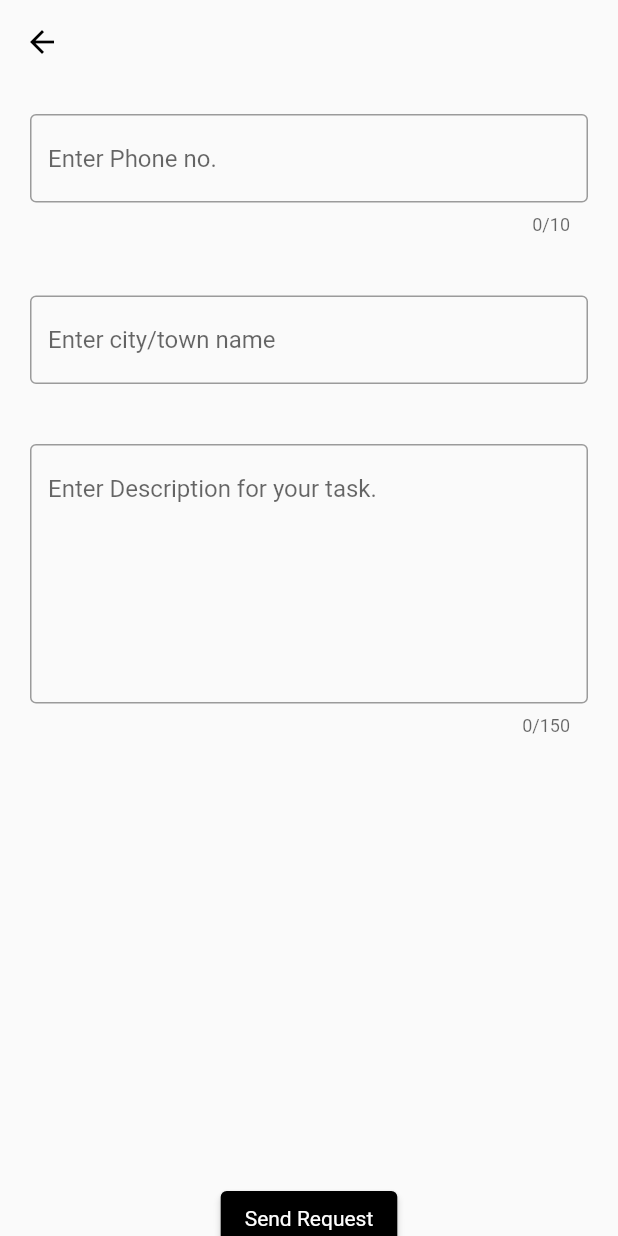
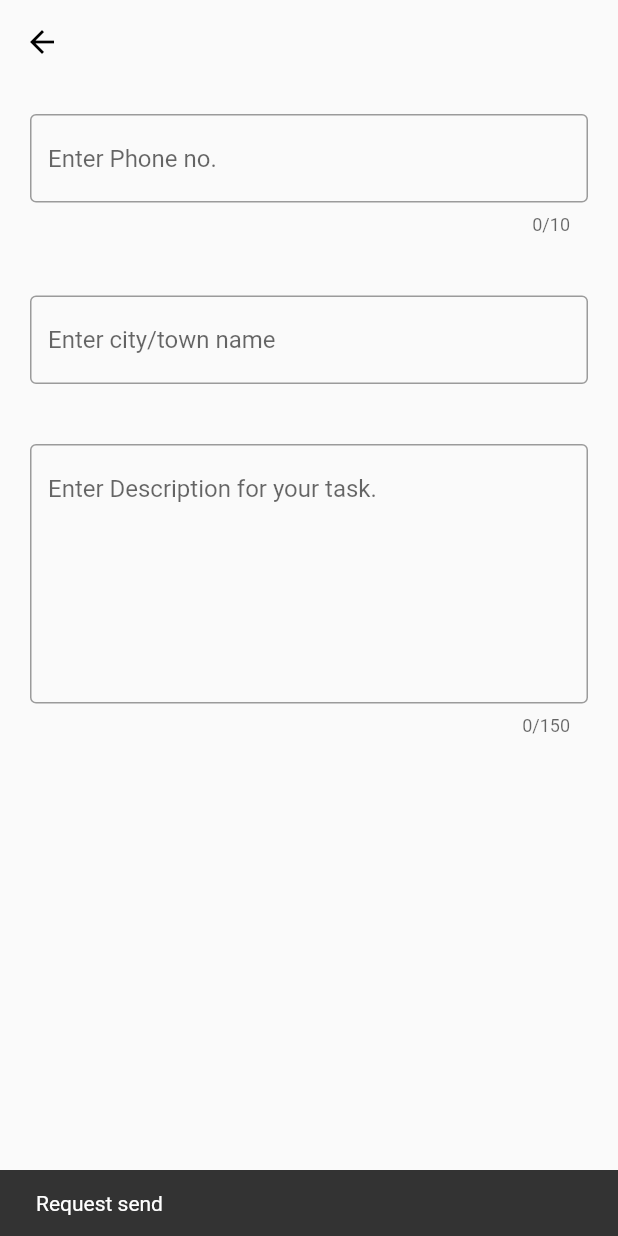
Before and after one commit to withewolf-dev/freelance-nahor, a Flutter app: the RequestPage screen opened by its route, after a tap on "Send Request", on a phone screen of 412 x 824 dp. Run offline on Flutter 3.47's test engine with Material 2 defaults, Android fonts, the phone set to English and light mode, and no system bars; our stand-ins replace auto_route, bloc, carousel_slider, cloud_firestore, firebase_auth, firebase_core and 5 more; accounts and stored records are empty.

Commit message:
freelancer Id

```diff
--- a/lib/bloc/request_bloc/request_bloc.dart
+++ b/lib/bloc/request_bloc/request_bloc.dart
@@ -1,6 +1,7 @@
 import 'dart:async';
 
 import 'package:bloc/bloc.dart';
+import 'package:kilo/repository/freelance/freelancefirestore.dart';
 import 'package:meta/meta.dart';
 
 part 'request_event.dart';
@@ -19,7 +20,7 @@ class RequestBloc extends Bloc<RequestEvent, RequestState> {
       yield ReqLoading(loading: true);
 
       try {
-        // await req
+        await sendReqst(event.phonenum, event.descp, event.address);
         yield ReqLoading(loading: false);
         yield ReqSnackbar();
       } catch (e) {
--- a/lib/bloc/request_bloc/request_event.dart
+++ b/lib/bloc/request_bloc/request_event.dart
@@ -5,9 +5,9 @@ abstract class RequestEvent {}
 
 class SendRequest extends RequestEvent {
   final String phonenum;
-  final String city;
+  final String address;
   final String descp;
 
   SendRequest(
-      {required this.city, required this.descp, required this.phonenum});
+      {required this.address, required this.descp, required this.phonenum});
 }
--- a/lib/pages/request.dart
+++ b/lib/pages/request.dart
@@ -1,12 +1,27 @@
 import 'package:flutter/material.dart';
+import 'package:flutter_bloc/flutter_bloc.dart';
+import 'package:kilo/bloc/request_bloc/request_bloc.dart';
 import 'package:kilo/widgets/universal_appbar.dart';
 
 class RequestPage extends StatelessWidget {
-  const RequestPage({Key? key}) : super(key: key);
+  RequestPage({Key? key}) : super(key: key);
+  final snackBar = SnackBar(content: Text("Request send"));
+
+  final addressController = TextEditingController();
+  final phonenumController = TextEditingController();
+  final descriptionController = TextEditingController();
 
   @override
   Widget build(BuildContext context) {
-    return Scaffold(
+    return BlocListener<RequestBloc, RequestState>(
+      listener: (context, state) {
+        // TODO: implement listener
+
+        if (state is ReqSnackbar) {
+          ScaffoldMessenger.of(context).showSnackBar(snackBar);
+        }
+      },
+      child: Scaffold(
           appBar: UniversalAppBar(),
           body: SingleChildScrollView(
             child: Container(
@@ -19,6 +34,7 @@ class RequestPage extends StatelessWidget {
                     Column(
                       children: <Widget>[
                         TextField(
+                          controller: phonenumController,
                           maxLength: 10,
                           decoration: const InputDecoration(
                               border: OutlineInputBorder(),
@@ -28,6 +44,7 @@ class RequestPage extends StatelessWidget {
                           height: 40,
                         ),
                         TextField(
+                          controller: addressController,
                           decoration: const InputDecoration(
                               border: OutlineInputBorder(),
                               hintText: 'Enter city/town name'),
@@ -36,6 +53,7 @@ class RequestPage extends StatelessWidget {
                           height: 40,
                         ),
                         TextField(
+                          controller: descriptionController,
                           decoration: const InputDecoration(
                               border: OutlineInputBorder(),
                               hintText: 'Enter Description for your task.'),
@@ -45,8 +63,22 @@ class RequestPage extends StatelessWidget {
                       ],
                     ),
                     ElevatedButton(
-                    onPressed: () {},
-                    child: Text("Send Request"),
+                      onPressed: () {
+                        BlocProvider.of<RequestBloc>(context).add(SendRequest(
+                            address: addressController.text,
+                            descp: descriptionController.text,
+                            phonenum: phonenumController.text));
+                      },
+                      child: BlocBuilder<RequestBloc, RequestState>(
+                        builder: (context, state) {
+                          if (state is ReqLoading) {
+                            if (state.loading == true) {
+                              return CircularProgressIndicator();
+                            }
+                          }
+                          return Text("Send Request");
+                        },
+                      ),
                       style: ButtonStyle(
                           backgroundColor:
                               MaterialStateProperty.all<Color>(Colors.black)),
@@ -55,6 +87,7 @@ class RequestPage extends StatelessWidget {
                 ),
               ),
             ),
-        ));
+          )),
+    );
   }
 }
--- a/lib/repository/freelance/freelancefirestore.dart
+++ b/lib/repository/freelance/freelancefirestore.dart
@@ -13,13 +13,28 @@ CollectionReference userRole =
 CollectionReference freelanceUserInfo =
     FirebaseFirestore.instance.collection("freelanceUserInfo");
 
+CollectionReference freelanceRqst =
+    FirebaseFirestore.instance.collection("freelanceRqst");
+
 final user = FirebaseAuth.instance.currentUser;
 final String docId = user!.uid.toString().substring(8);
 
-Future addUserType(userType, uid) {
+Future<void> addUserType(userType, uid) {
   return userRole
       .add({'userType': userType, 'uid': uid})
       .then((value) => print("User type Added"))
+      .catchError((error) => print("Failed to add user: $error"));
+}
+
+Future<void> sendReqst(String phonenum, String descrp, String address) {
+  return freelanceRqst
+      .add({
+        'phonenum': phonenum,
+        'descrp': descrp,
+        'address': address,
+        'id': user!.uid
+      })
+      .then((value) => print("send request "))
       .catchError((error) => print("Failed to add user: $error"));
 }
 
--- a/lib/router/app_router.dart
+++ b/lib/router/app_router.dart
@@ -1,6 +1,5 @@
 import 'package:auto_route/annotations.dart';
 import 'package:auto_route/auto_route.dart';
-import 'package:kilo/pages/ProfileSheet.dart';
 import 'package:kilo/pages/auth/auth_flow/freelance/registration.dart';
 import 'package:kilo/pages/auth/auth_flow/hire/hireSignup.dart';
 import 'package:kilo/pages/auth/FreelanceSignup.dart';
@@ -27,7 +26,6 @@ import 'package:kilo/widgets/searchscreen/searchScreen.dart';
     AutoRoute(page: HireSignuPage),
     AutoRoute(page: FeedPage),
     AutoRoute(page: Setting),
-    AutoRoute(page: ProfileSheet),
     AutoRoute(page: SearchScreen),
     AutoRoute(page: ChangeBioPage),
     AutoRoute(page: ChangeFeesPage),
--- a/lib/widgets/feedpage/profilecard/profiles_list.dart
+++ b/lib/widgets/feedpage/profilecard/profiles_list.dart
@@ -53,7 +53,11 @@ class _ProfilesListState extends State<ProfilesList> {
               children: snapshot.data!.docs.map((DocumentSnapshot document) {
                 Map<String, dynamic> data =
                     document.data() as Map<String, dynamic>;
-                return ProfileContainer(bio: data['bio'], name: data['name']);
+                return ProfileContainer(
+                  bio: data['bio'],
+                  name: data['name'],
+                  freelancerId: data['id'],
+                );
               }).toList(),
             );
           }
--- a/lib/widgets/searchscreen/searchresult.dart
+++ b/lib/widgets/searchscreen/searchresult.dart
@@ -41,7 +41,11 @@ class _SearchResultState extends State<SearchResult> {
                 Map<String, dynamic> data =
                     document.data() as Map<String, dynamic>;
                 print("data['name'] ${data['name']}");
-                return ProfileContainer(bio: data['bio'], name: data['name']);
+                return ProfileContainer(
+                  bio: data['bio'],
+                  name: data['name'],
+                  freelancerId: data['id'],
+                );
               }).toList(),
             );
           }
--- a/lib/widgets/welcome/signIn.dart
+++ b/lib/widgets/welcome/signIn.dart
@@ -2,7 +2,6 @@ import 'package:flutter/gestures.dart';
 import 'package:flutter/material.dart';
 import 'package:flutter_bloc/flutter_bloc.dart';
 import 'package:kilo/bloc/google_signIn/google_signin_bloc.dart';
-import 'package:kilo/repository/authentication.dart';
 
 class SignIn extends StatefulWidget {
   const SignIn({Key? key}) : super(key: key);
@@ -12,7 +11,6 @@ class SignIn extends StatefulWidget {
 }
 
 class _SignInState extends State<SignIn> {
-  final _auth = Authentication();
   @override
   Widget build(BuildContext context) {
     return Column(
```
Also changed, not shown: lib/pages/ProfileSheet.dart (+7 -1 lines), lib/widgets/feedpage/profilecard/profile_card.dart (+7 -1 lines), lib/widgets/feedpage/profilecard/profile_container.dart (+9 -1 lines), lib/router/app_router.gr.dart. Lines whose indentation alone changed are shown as unchanged.
